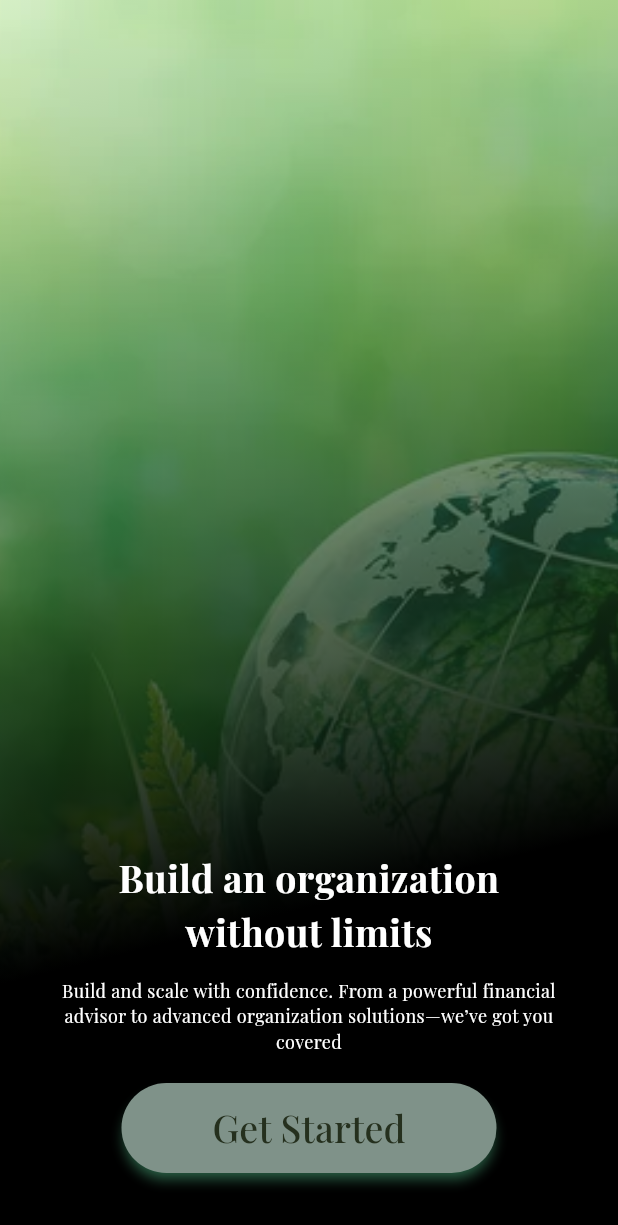
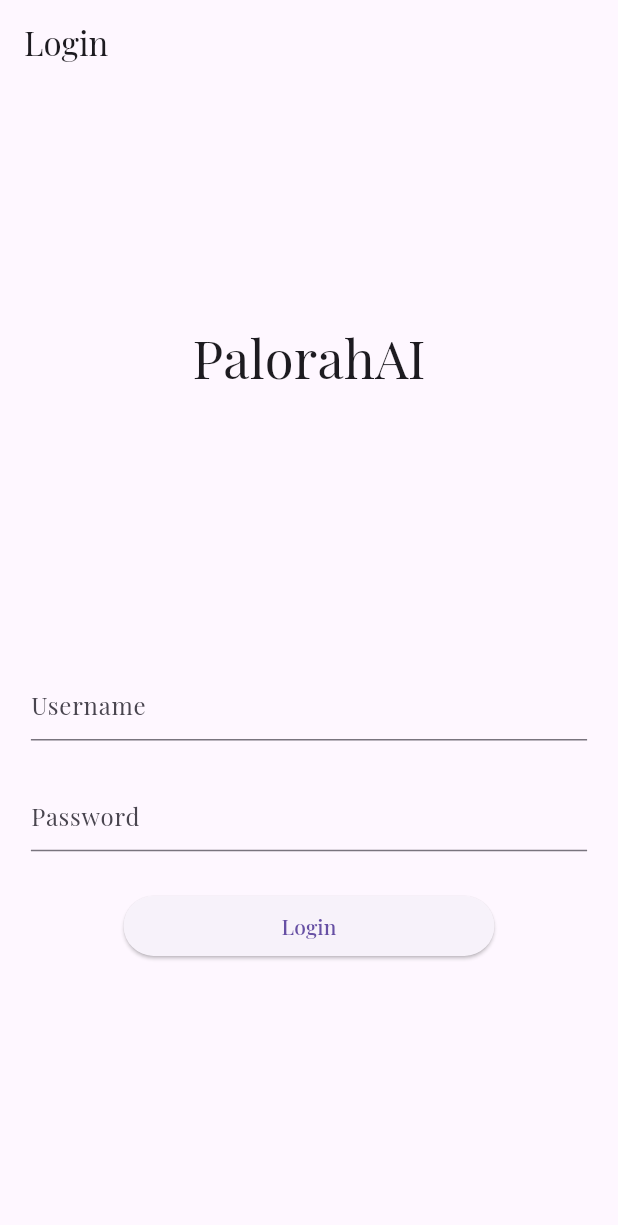
Before and after one commit to DevanshuShahs/PalorahAI, a Flutter app: the screen it shows after launch, on a phone screen of 412 x 824 dp. Shown: the top 1225 px of the screen. Run offline on Flutter 3.47's test engine with Material 3 defaults, Android fonts, the phone set to English and light mode, and no system bars.

Commit message:
Login UI

```diff
--- /dev/null
+++ b/app/lib/Pages/home_page.dart
@@ -0,0 +1,104 @@
+import 'package:flutter/material.dart';
+
+class homePage extends StatefulWidget {
+  const homePage({super.key});
+
+  @override
+  State<homePage> createState() => _homePageState();
+}
+
+class _homePageState extends State<homePage> {
+  @override
+  Widget build(BuildContext context) {
+    return  Scaffold(
+        backgroundColor: Colors.transparent, // Set background color to transparent
+        body: Stack(
+          children: [
+            // Background Image
+            Positioned.fill(
+              child: Image.asset(
+                'images/earth.jpg', // Path to your background image
+                fit: BoxFit.cover, // Cover the entire screen
+              ),
+            ),
+            Container(
+              decoration: BoxDecoration(
+                gradient: LinearGradient(
+                  begin: Alignment.topLeft,
+                  end: Alignment.bottomCenter,
+                  stops: const [0.0, 0.75],
+                  colors: [
+                    Colors.green.withOpacity(0.1), // White with 50% opacity
+                    Colors.black.withOpacity(1), // Black with 50% opacity
+                  ],
+                ),
+              ),
+              child: Center(
+                child: Container(
+                  padding: const EdgeInsets.all(12),
+                  width: MediaQuery.of(context).size.width*0.9,
+                  child: Column(
+                    mainAxisAlignment: MainAxisAlignment.end,
+                    children: [
+                      const Align(
+                        alignment: Alignment.bottomCenter,
+                        child: Padding(
+                          padding: EdgeInsets.all(12.0),
+                          child: Text(
+                            'Build an organization without limits',
+                            style: TextStyle(
+                                fontWeight: FontWeight.bold, fontSize: 25, color: Colors.white),
+                            textAlign: TextAlign.center,
+                          ),
+                        ),
+                      ),
+                      const Flexible(
+                        // padding: EdgeInsets.only(top: 20, bottom: 20, left: 30, right: 30),
+                        child: Text(
+                          "Build and scale with confidence. From a powerful" +
+                              " financial advisor to advanced organization solutions—we’ve got you covered",
+                          style: TextStyle(
+                            color: Color.fromARGB(255, 255, 255, 255),
+                            fontSize: 12,
+                          ),
+                          textAlign: TextAlign.center,
+                        ),
+                      ),
+                      Align(
+                        alignment: Alignment.bottomCenter,
+                        child: Padding(
+                          padding: const EdgeInsets.only(bottom: 30, top: 20),
+                          child: ElevatedButton(
+                            style: ElevatedButton.styleFrom(
+                              shadowColor: Colors.greenAccent,
+                              foregroundColor: Colors.black,
+                              backgroundColor: const Color(0xFF7F9289),
+                              elevation: 3,
+                              shape: RoundedRectangleBorder(
+                                  borderRadius: BorderRadius.circular(32.0)),
+                              minimumSize: const Size(250, 60),
+                            ),
+                            onPressed: () {},
+                            child: const Padding(
+                              padding: EdgeInsets.all(6.0),
+                              child: Text(
+                                'Get Started',
+                                style: TextStyle(
+                                    color: Color(0xFF25301E),
+                                    fontSize: 25,
+                                    fontWeight: FontWeight.w500),
+                              ),
+                            ),
+                          ),
+                        ),
+                      ),
+                    ],
+                  ),
+                ),
+              ),
+            ),
+          ],
+        ),
+      );
+  }
+}
--- /dev/null
+++ b/app/lib/Pages/login_page.dart
@@ -0,0 +1,98 @@
+
+import 'package:flutter/material.dart';
+
+class loginPage extends StatefulWidget{
+  @override
+  State<StatefulWidget> createState() {
+    return _loginPageState();
+  }
+
+}
+
+class _loginPageState extends State<loginPage>{
+  GlobalKey<FormState> _loginFormKey = GlobalKey();
+
+  @override
+  Widget build(BuildContext context) {
+    return Scaffold(
+      appBar: AppBar(
+        title:
+         Text(
+          "Login",
+          ),
+         ),
+         body: SafeArea(
+          child: _buildUI(),
+          ),
+       );
+      }
+
+
+      Widget _buildUI(){
+        return SizedBox(
+          width: MediaQuery.sizeOf(context).width,
+          child: Column(
+            mainAxisSize: MainAxisSize.max,
+            mainAxisAlignment: MainAxisAlignment.spaceEvenly,
+            crossAxisAlignment: CrossAxisAlignment.center,
+            children: [
+              _title(),
+              _loginForm(),
+            ],
+          ),
+        );
+      }
+
+      Widget _title(){
+        return const Text(
+          "PalorahAI",
+          style: TextStyle(
+            fontSize:35,
+            fontWeight: FontWeight.w200,
+          ),
+          );
+      }
+
+      Widget _loginForm(){
+        return SizedBox(
+          width: MediaQuery.sizeOf(context).width * .90,
+          height: MediaQuery.sizeOf(context).height * .30,
+          child: Form(
+            key: _loginFormKey,
+            child: Column(
+              mainAxisSize: MainAxisSize.max,
+              mainAxisAlignment: MainAxisAlignment.spaceEvenly,
+              crossAxisAlignment: CrossAxisAlignment.center,
+              children: [
+                TextFormField(
+                  decoration: InputDecoration(
+                    hintText: "Username",
+                  ),
+                ),
+                TextFormField(
+                  decoration: InputDecoration(
+                    hintText: "Password",
+                  ),
+                ),
+                _loginButton(),
+              ],
+            ),
+          ),
+        );
+      }
+
+      Widget _loginButton(){
+        return SizedBox(
+          width: MediaQuery.sizeOf(context).width * .60,
+          child: ElevatedButton(
+            onPressed: (){
+              Navigator.pushReplacementNamed(context, "/home");
+            },
+            child: const Text(
+              "Login",
+              ),
+          ),
+        );
+      }
+
+}
--- a/app/lib/main.dart
+++ b/app/lib/main.dart
@@ -1,7 +1,9 @@
+import 'package:app/Pages/home_page.dart';
+import 'package:app/Pages/login_page.dart';
 import 'package:flutter/material.dart';
 
 void main() {
-  runApp(const MyApp());
+  runApp(MyApp());
 }
 
 class MyApp extends StatelessWidget {
@@ -13,96 +15,11 @@
       title: 'Custom Fonts',
       // Set Raleway as the default app font.
       theme: ThemeData(fontFamily: 'PlayfairDisplay'),
-      home: Scaffold(
-        backgroundColor: Colors.transparent, // Set background color to transparent
-        body: Stack(
-          children: [
-            // Background Image
-            Positioned.fill(
-              child: Image.asset(
-                'images/earth.jpg', // Path to your background image
-                fit: BoxFit.cover, // Cover the entire screen
-              ),
-            ),
-            Container(
-              decoration: BoxDecoration(
-                gradient: LinearGradient(
-                  begin: Alignment.topLeft,
-                  end: Alignment.bottomCenter,
-                  stops: const [0.0, 0.75],
-                  colors: [
-                    Colors.green.withOpacity(0.1), // White with 50% opacity
-                    Colors.black.withOpacity(1), // Black with 50% opacity
-                  ],
-                ),
-              ),
-              child: Center(
-                child: Container(
-                  padding: const EdgeInsets.all(12),
-                  width: MediaQuery.of(context).size.width*0.9,
-                  child: Column(
-                    mainAxisAlignment: MainAxisAlignment.end,
-                    children: [
-                      const Align(
-                        alignment: Alignment.bottomCenter,
-                        child: Padding(
-                          padding: EdgeInsets.all(12.0),
-                          child: Text(
-                            'Build an organization without limits',
-                            style: TextStyle(
-                                fontWeight: FontWeight.bold, fontSize: 25, color: Colors.white),
-                            textAlign: TextAlign.center,
-                          ),
-                        ),
-                      ),
-                      const Flexible(
-                        // padding: EdgeInsets.only(top: 20, bottom: 20, left: 30, right: 30),
-                        child: Text(
-                          "Build and scale with confidence. From a powerful" +
-                              " financial advisor to advanced organization solutions—we’ve got you covered",
-                          style: TextStyle(
-                            color: Color.fromARGB(255, 255, 255, 255),
-                            fontSize: 12,
-                          ),
-                          textAlign: TextAlign.center,
-                        ),
-                      ),
-                      Align(
-                        alignment: Alignment.bottomCenter,
-                        child: Padding(
-                          padding: const EdgeInsets.only(bottom: 30, top: 20),
-                          child: ElevatedButton(
-                            style: ElevatedButton.styleFrom(
-                              shadowColor: Colors.greenAccent,
-                              foregroundColor: Colors.black,
-                              backgroundColor: const Color(0xFF7F9289),
-                              elevation: 3,
-                              shape: RoundedRectangleBorder(
-                                  borderRadius: BorderRadius.circular(32.0)),
-                              minimumSize: const Size(250, 60),
-                            ),
-                            onPressed: () {},
-                            child: const Padding(
-                              padding: EdgeInsets.all(6.0),
-                              child: Text(
-                                'Get Started',
-                                style: TextStyle(
-                                    color: Color(0xFF25301E),
-                                    fontSize: 25,
-                                    fontWeight: FontWeight.w500),
-                              ),
-                            ),
-                          ),
-                        ),
-                      ),
-                    ],
-                  ),
-                ),
-              ),
-            ),
-          ],
-        ),
-      ),
+      initialRoute: "/login",
+      routes: {
+        "/login": (context) => loginPage(),
+        "/home": (context) =>homePage(),
+      },
     );
   }
 }
```
